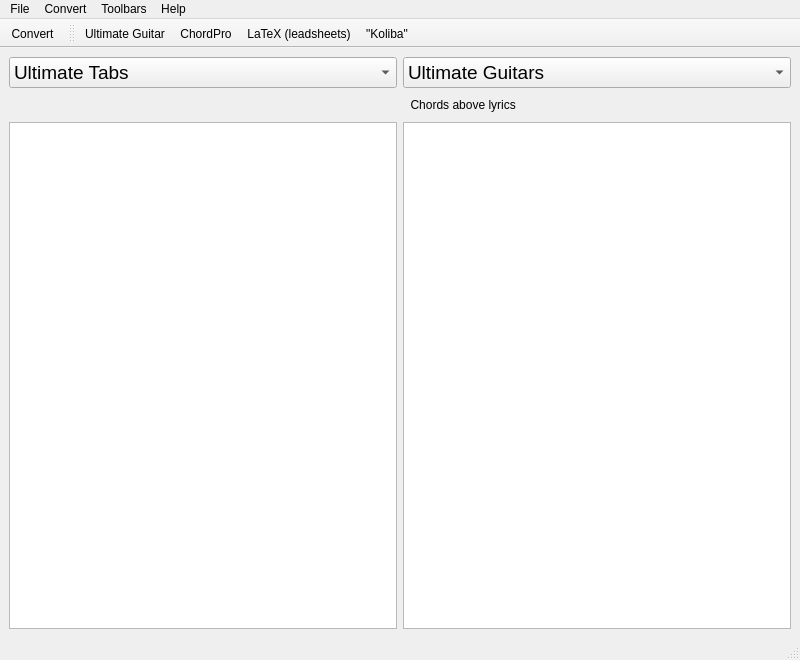
The window that src/main_window.ui (yaretzkee/ChordsConverter) describes before a commit, drawn with Qt 5.
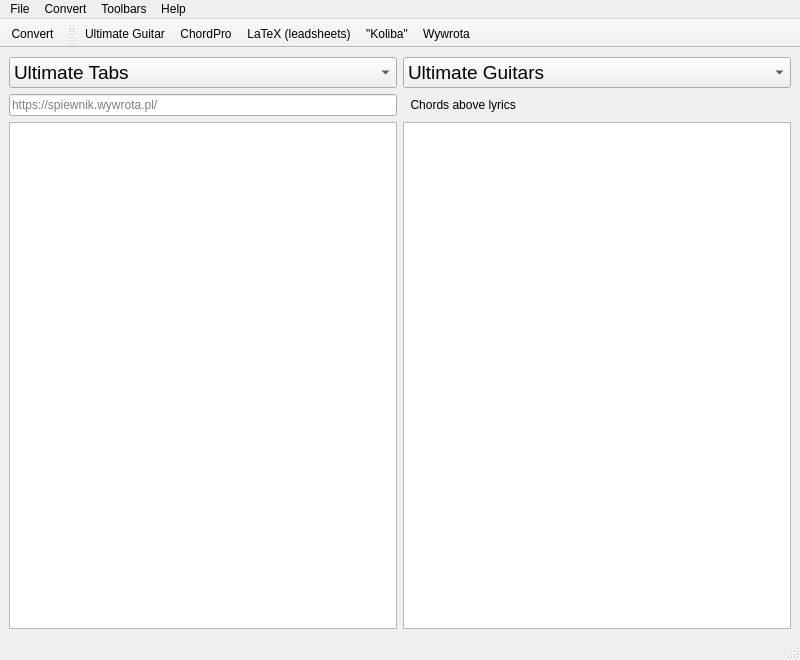
The same window after the commit. Icons and pictures are not drawn.

Commit message: wywrota input (from web) added

Diff of the .ui file:
```diff
--- a/src/main_window.ui
+++ b/src/main_window.ui
@@ -2024,6 +2024,16 @@
       </item>
      </widget>
     </item>
+    <item row="2" column="0">
+     <widget class="QLineEdit" name="le_URL">
+      <property name="placeholderText">
+       <string>https://spiewnik.wywrota.pl/</string>
+      </property>
+      <property name="clearButtonEnabled">
+       <bool>true</bool>
+      </property>
+     </widget>
+    </item>
    </layout>
   </widget>
   <widget class="QMenuBar" name="menubar">
@@ -2728,6 +2738,7 @@
    <addaction name="actionChordPro"/>
    <addaction name="actionLaTeX_leadsheets"/>
    <addaction name="actionHK"/>
+   <addaction name="actionWywrota"/>
   </widget>
   <action name="actionOpen">
    <property name="icon">
@@ -2854,6 +2865,15 @@
     <string>Exaples</string>
    </property>
   </action>
+  <action name="actionWywrota">
+   <property name="icon">
+    <iconset resource="../img/icons.qrc">
+     <normaloff>:/examples/application-wywrota.png</normaloff>:/examples/application-wywrota.png</iconset>
+   </property>
+   <property name="text">
+    <string>Wywrota</string>
+   </property>
+  </action>
  </widget>
  <resources>
   <include location="../img/icons.qrc"/>
```
Left out of the diff: 14 changed lines with no effect on the pictures. The commit also changes 9 other files.
